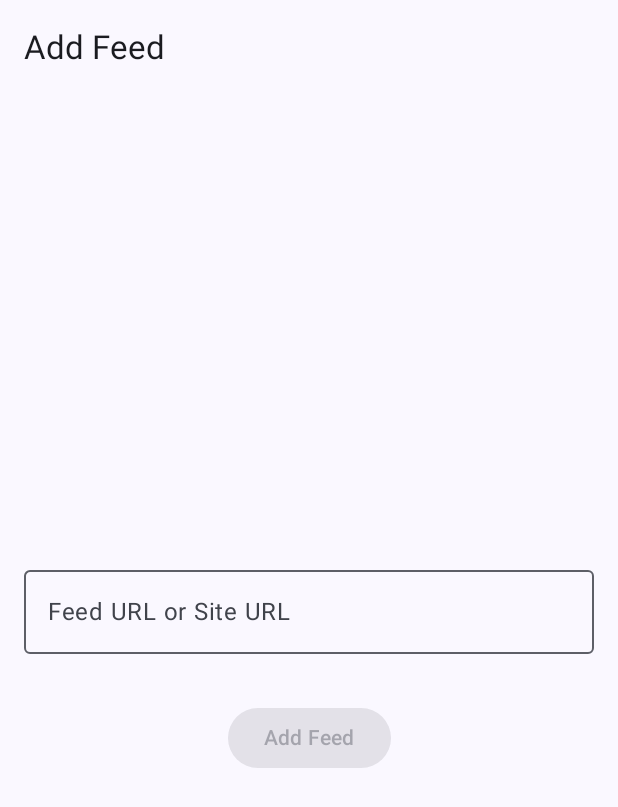
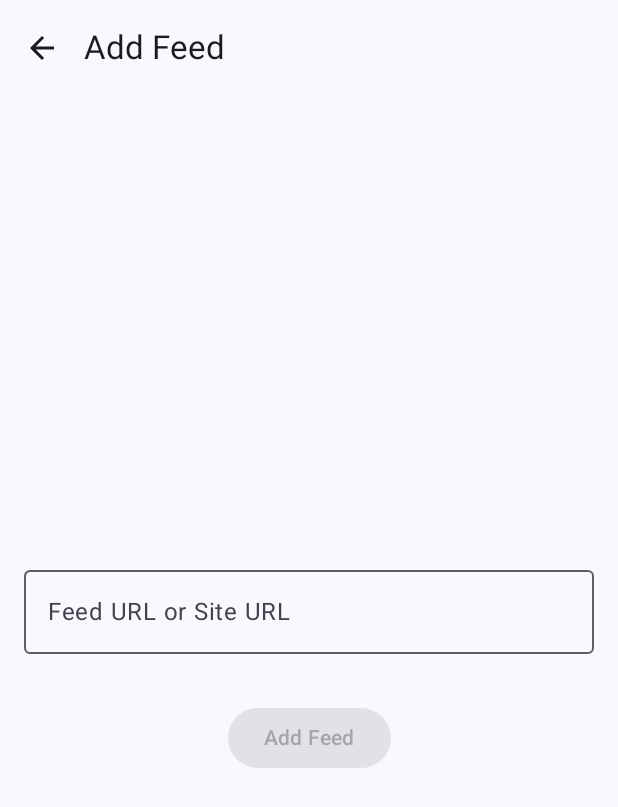
Before and after one commit to Hiosdra/hReader, an Android app built with Jetpack Compose: the FeedsScreen screen opened through its navigation route, after a tap on "Add Feed", on a phone screen of 412 x 824 dp. Shown: the top 807 px of the screen. Run offline under Robolectric (Android 15) with nearby library versions, the phone set to English and light mode, and no system bars; pictures from the network do not load; 2 statements that could not run were skipped.

Commit message:
feat: add FeedDetailScreen and update navigation with back button in AddFeedScreen and FeedsScreen

```diff
--- a/app/src/main/java/com/hiosdra/hreader/navigation/AppNavigation.kt
+++ b/app/src/main/java/com/hiosdra/hreader/navigation/AppNavigation.kt
@@ -1,6 +1,7 @@
 package com.hiosdra.hreader.navigation
 
 import android.util.Log
+import androidx.compose.material3.Text
 import androidx.compose.runtime.Composable
 import androidx.navigation.NavHostController
 import androidx.navigation.NavType
@@ -10,6 +11,7 @@ import androidx.navigation.compose.rememberNavController
 import androidx.navigation.navArgument
 import com.hiosdra.hreader.ui.article.ArticleScreen
 import com.hiosdra.hreader.ui.feeds.AddFeedScreen
+import com.hiosdra.hreader.ui.feeds.FeedDetailScreen
 import com.hiosdra.hreader.ui.feeds.FeedsScreen
 import com.hiosdra.hreader.ui.main.MainScreen
 import org.koin.androidx.compose.get
@@ -51,5 +53,18 @@ fun AppNavigation(
             Log.i("AppNavigation", "Article IDs: $articleIds, initialIndex: $initialIndex")
             ArticleScreen(navController, articleIds, initialIndex)
         }
+        composable(
+            route = "feed/{feedId}",
+            arguments = listOf(
+                navArgument("feedId") { type = NavType.LongType }
+            )
+        ) { backStackEntry ->
+            val feedId = backStackEntry.arguments?.getLong("feedId")
+            if (feedId != null) {
+                FeedDetailScreen(feedId = feedId, navController = navController)
+            } else {
+                Text(text = "Feed not found.")
+            }
+        }
     }
 }
--- a/app/src/main/java/com/hiosdra/hreader/ui/feeds/AddFeedScreen.kt
+++ b/app/src/main/java/com/hiosdra/hreader/ui/feeds/AddFeedScreen.kt
@@ -1,6 +1,8 @@
 package com.hiosdra.hreader.ui.feeds
 
 import androidx.compose.foundation.layout.*
+import androidx.compose.material.icons.Icons
+import androidx.compose.material.icons.automirrored.filled.ArrowBack
 import androidx.compose.material3.*
 import androidx.compose.runtime.*
 import androidx.compose.ui.Alignment
@@ -25,7 +27,6 @@ fun AddFeedScreen(
     apiService: MinifluxApiService,
     onFeedAdded: () -> Unit = {}
 ) {
-    val context = LocalContext.current
     var feedUrl by remember { mutableStateOf("") }
     var isLoading by remember { mutableStateOf(false) }
     var error by remember { mutableStateOf<String?>(null) }
@@ -59,8 +60,15 @@ fun AddFeedScreen(
 
     Scaffold(
         topBar = {
-            TopAppBar(title = { Text("Add Feed") })
-        }
+            TopAppBar(
+                title = { Text("Add Feed") },
+                navigationIcon = {
+                    IconButton(onClick = { navController.popBackStack() }) {
+                        Icon(imageVector = Icons.AutoMirrored.Filled.ArrowBack, contentDescription = "Back")
+                    }
+                }
+            )
+        },
     ) { paddingValues ->
         Box(modifier = Modifier.fillMaxSize().padding(paddingValues), contentAlignment = Alignment.Center) {
             Column(horizontalAlignment = Alignment.CenterHorizontally) {
--- a/app/src/main/java/com/hiosdra/hreader/ui/feeds/FeedsScreen.kt
+++ b/app/src/main/java/com/hiosdra/hreader/ui/feeds/FeedsScreen.kt
@@ -10,6 +10,7 @@ import androidx.compose.foundation.layout.padding
 import androidx.compose.foundation.lazy.LazyColumn
 import androidx.compose.foundation.lazy.items
 import androidx.compose.material.icons.Icons
+import androidx.compose.material.icons.automirrored.filled.ArrowBack
 import androidx.compose.material.icons.filled.Add
 import androidx.compose.material3.CircularProgressIndicator
 import androidx.compose.material3.Divider
@@ -46,6 +47,11 @@ fun FeedsScreen(
                 actions = {
                     IconButton(onClick = { navController.navigate("add_feed") }) {
                         Icon(Icons.Filled.Add, contentDescription = "Add Feed")
+                    }
+                },
+                navigationIcon = {
+                    IconButton(onClick = { navController.popBackStack() }) {
+                        Icon(imageVector = Icons.AutoMirrored.Filled.ArrowBack, contentDescription = "Back")
                     }
                 }
             )
```
Also changed, not shown: app/src/main/java/com/hiosdra/hreader/ui/feeds/FeedDetailScreen.kt (added, +53 -0 lines).
